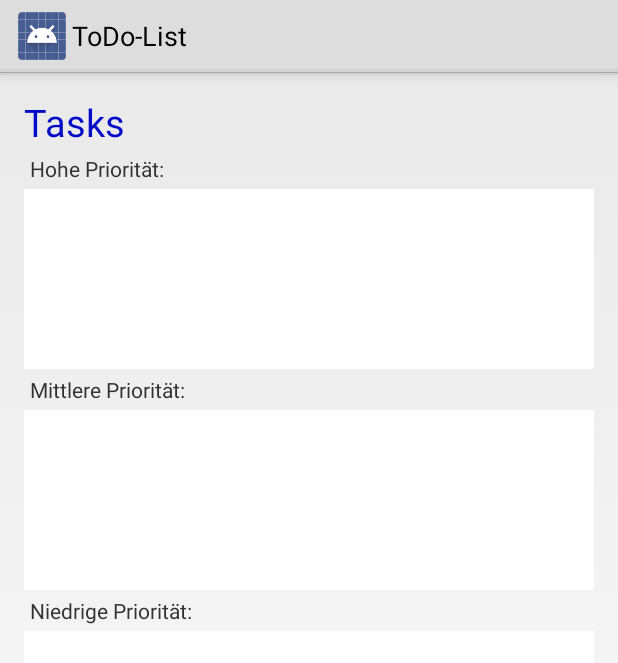
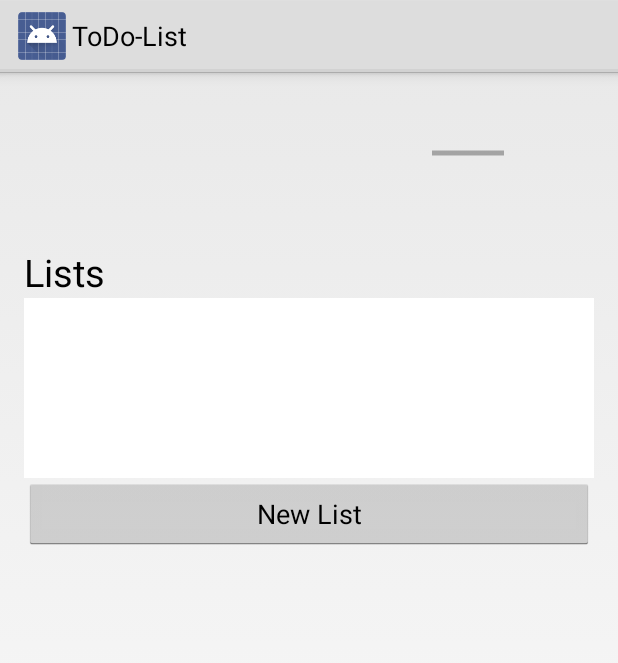
Before and after one commit to eh-bianca/Tags, an Android app: the layout activity_main.xml on its own in the app's theme, with its tools: preview values and no code run, on a phone screen of 412 x 824 dp. Shown: the top 663 px of the screen. Run offline under Robolectric (Android 15) with nearby library versions, the phone set to English and light mode, and no system bars.

Commit message:
Main Activity Listenanzeige

```diff
--- a/app/src/main/res/layout/activity_main.xml
+++ b/app/src/main/res/layout/activity_main.xml
@@ -7,80 +7,51 @@
     android:paddingTop="@dimen/activity_vertical_margin"
     android:paddingBottom="@dimen/activity_vertical_margin"
     tools:context=".MainActivity">
+
+
+    <TextView
+        android:layout_width="100dp"
+        android:layout_height="100dp"
+        android:id="@+id/level"/>
+
     <TextView
         android:layout_width="fill_parent"
         android:layout_height="wrap_content"
         android:textAppearance="?android:attr/textAppearanceLarge"
-        android:text="Tasks"
+        android:text="Lists"
         android:id="@+id/textView"
-        android:layout_alignParentTop="true"
+        android:textSize="25dp"
+        android:layout_below="@+id/level"
         android:layout_alignParentLeft="true"
-        android:layout_alignParentStart="true"
-        android:textColor="#ff000ac7"
-        android:textSize="25dp"
-        android:singleLine="false" />
-
-    <TextView
-        android:layout_width="wrap_content"
-        android:layout_height="wrap_content"
-        android:text="Hohe Priorität:"
-        android:id="@+id/textView2"
-        android:layout_below="@+id/textView"
-        android:layout_alignParentLeft="true"
-        android:layout_alignParentStart="true"
-        android:layout_margin="4dp"/>
+        android:layout_alignParentStart="true"/>
 
     <ListView
-        android:layout_below="@+id/textView2"
-        android:id="@+id/task_list3"
-        android:layout_width="fill_parent"
-        android:layout_height="120dp"
-        android:background="#ffffffff"
-        android:drawSelectorOnTop="false"
-        android:textFilterEnabled="false" ></ListView>
-
-    <TextView
-        android:layout_width="wrap_content"
-        android:layout_height="wrap_content"
-        android:text="Mittlere Priorität:"
-        android:id="@+id/textView3"
-        android:layout_below="@+id/task_list3"
-        android:layout_alignParentLeft="true"
-        android:layout_alignParentStart="true"
-        android:layout_margin="4dp"/>
-
-    <ListView
-        android:layout_below="@+id/textView3"
-        android:id="@+id/task_list2"
+        android:layout_below="@+id/textView"
+        android:id="@+id/task_list"
         android:layout_width="fill_parent"
         android:layout_height="120dp"
         android:background="#ffffffff"
         android:drawSelectorOnTop="false"
         android:textFilterEnabled="false"
-        android:textColor="#ff000ac7"
-        android:textAlignment="center"
-        android:textDirection="firstStrong"></ListView>
+        ></ListView>
 
-    <TextView
+    <ProgressBar
+        style="?android:attr/progressBarStyleHorizontal"
         android:layout_width="wrap_content"
         android:layout_height="wrap_content"
-        android:text="Niedrige Priorität:"
-        android:id="@+id/textView4"
-        android:layout_below="@+id/task_list2"
-        android:layout_alignParentLeft="true"
-        android:layout_alignParentStart="true"
-        android:layout_margin="4dp"/>
+        android:id="@+id/progressBar"
+        android:layout_marginRight="60dp"
+        android:layout_marginEnd="60dp"
+        android:layout_alignParentTop="true"
+        android:layout_alignParentRight="true"
+        android:layout_alignParentEnd="true"
+        android:layout_marginTop="30dp" />
 
-    <ListView
-        android:layout_below="@+id/textView4"
-        android:id="@+id/task_list1"
+    <Button
+        android:id="@+id/btn_newlist"
         android:layout_width="fill_parent"
-        android:layout_height="120dp"
-        android:background="#ffffffff"
-        android:drawSelectorOnTop="false"
-        android:textFilterEnabled="false" ></ListView>
-
-
-
+        android:layout_height="wrap_content"
+        android:layout_below="@id/task_list"
+        android:text="New List"/>
 
 </RelativeLayout>
```
